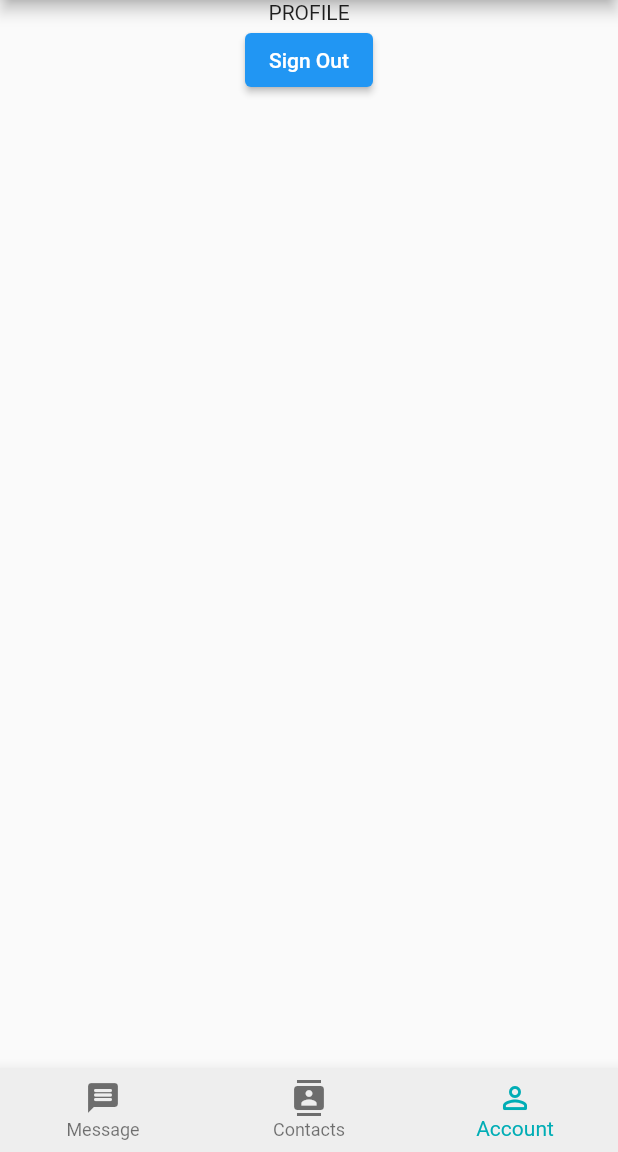
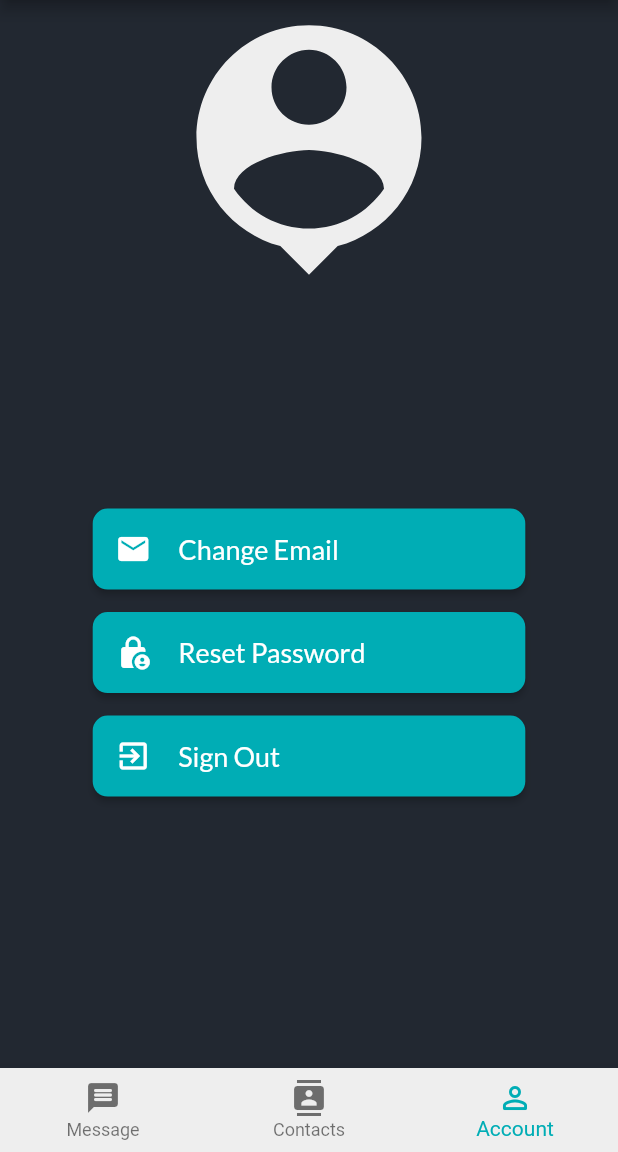
Before and after one commit to grantrona/mqttalk, a Flutter app: the screen it shows once a user with an empty profile is signed in, item 3 of the bottom bar chosen, on a phone screen of 412 x 824 dp, the part 84-1236 px from its top. Run offline on Flutter 3.47's test engine with Material 2 defaults, Android fonts, the phone set to English and light mode, and no system bars; our stand-ins replace cloud_firestore, firebase_auth, firebase_core, google_fonts; missing offline and left inert: mqtt_client; accounts and stored records are empty.

Commit message:
Layout of profile screen

```diff
--- a/lib/globals.dart
+++ b/lib/globals.dart
@@ -11,6 +11,7 @@ const double titleTextSizeDefault = 36;
 const Color colorLight = Color(0xffEEEEEE);
 const Color colorDark = Color(0xff222831);
 const Color colorHighlight = Color(0xff00ADB5);
+const Color colorMid = Color(0xff393E46);
 
 bool isLoggedin = false;
 
@@ -46,3 +47,25 @@ TextStyle buttonFontText = GoogleFonts.lato(
   fontWeight: FontWeight.w500,
   color: Colors.white,
 );
+
+TextStyle defaultUserHeader = GoogleFonts.lato(
+  fontSize: headTextSize,
+  fontWeight: FontWeight.w600,
+  color: colorLight,
+);
+
+ButtonStyle profileButton = ButtonStyle(
+    padding: MaterialStateProperty.all<EdgeInsets>(const EdgeInsets.all(15)),
+    backgroundColor: MaterialStateProperty.all(colorHighlight),
+    shape: MaterialStateProperty.all<RoundedRectangleBorder>(
+        RoundedRectangleBorder(
+      borderRadius: BorderRadius.circular(10.0),
+    )));
+
+ButtonStyle profileButtonSignOut = ButtonStyle(
+    padding: MaterialStateProperty.all<EdgeInsets>(const EdgeInsets.all(15)),
+    backgroundColor: MaterialStateProperty.all(colorHighlight),
+    shape: MaterialStateProperty.all<RoundedRectangleBorder>(
+        RoundedRectangleBorder(
+      borderRadius: BorderRadius.circular(10.0),
+    )));
--- a/lib/view/profile.dart
+++ b/lib/view/profile.dart
@@ -1,6 +1,7 @@
 import 'package:flutter/material.dart';
 import '../main.dart';
 import '../controller/auth.dart';
+import '../globals.dart' as globals;
 
 class Profile extends StatefulWidget {
   const Profile({super.key});
@@ -10,13 +11,115 @@ class Profile extends StatefulWidget {
 }
 
 class _ProfileState extends State<Profile> {
+  final user = Auth().user;
+
   @override
   Widget build(BuildContext context) {
+    if (user != null) {
+      return Scaffold(
+        backgroundColor: globals.colorDark,
+        body: Center(
+          child: Column(
+            children: [
+              Expanded(
+                flex: 10,
+                child: Column(
+                  children: [
+                    const Icon(
+                      Icons.person_pin,
+                      size: 200,
+                      color: globals.colorLight,
+                    ),
+                    Text(
+                      user!.email ?? 'loading...',
+                      style: globals.defaultUserHeader,
+                    ),
+                  ],
+                ),
+              ),
+              Expanded(
+                  flex: 11,
+                  child: Column(
+                    children: [
+                      Container(
+                        margin: const EdgeInsets.fromLTRB(0, 0, 0, 15),
+                        child: FractionallySizedBox(
+                          widthFactor: 0.7,
+                          child: ElevatedButton.icon(
+                              icon: const Icon(Icons.email),
+                              label: Align(
+                                  alignment: Alignment.centerLeft,
+                                  child: Container(
+                                      margin: const EdgeInsets.fromLTRB(10, 0, 0, 0),
+                                      child: Text(
+                                        'Change Email',
+                                        style: globals.buttonFontText,
+                                      ))),
+                              style: globals.profileButton,
+                              onPressed: () async {
+                                Auth().signOut();
+                                navigatorKey.currentState!
+                                    .popUntil((route) => route.isFirst);
+                              }),
+                        ),
+                      ),
+                      Container(
+                        margin: const EdgeInsets.fromLTRB(0, 0, 0, 15),
+                        child: FractionallySizedBox(
+                          widthFactor: 0.7,
+                          child: ElevatedButton.icon(
+                              icon: const Icon(Icons.lock_person),
+                              label: Align(
+                                  alignment: Alignment.centerLeft,
+                                  child: Container(
+                                      margin: const EdgeInsets.fromLTRB(10, 0, 0, 0),
+                                      child: Text(
+                                        'Reset Password',
+                                        style: globals.buttonFontText,
+                                      ))),
+                              style: globals.profileButton,
+                              onPressed: () async {
+                                Auth().signOut();
+                                navigatorKey.currentState!
+                                    .popUntil((route) => route.isFirst);
+                              }),
+                        ),
+                      ),
+                      Container(
+                        margin: const EdgeInsets.fromLTRB(0, 0, 0, 15),
+                        child: FractionallySizedBox(
+                          widthFactor: 0.7,
+                          child: ElevatedButton.icon(
+                              icon: const Icon(Icons.exit_to_app),
+                              label: Align(
+                                  alignment: Alignment.centerLeft,
+                                  child: Container(
+                                      margin: const EdgeInsets.fromLTRB(
+                                          10, 0, 0, 0),
+                                      child: Text(
+                                        'Sign Out',
+                                        style: globals.buttonFontText,
+                                      ))),
+                              style: globals.profileButton,
+                              onPressed: () async {
+                                Auth().signOut();
+                                navigatorKey.currentState!
+                                    .popUntil((route) => route.isFirst);
+                              }),
+                        ),
+                      ),
+                    ],
+                  )),
+            ],
+          ),
+        ),
+      );
+    }
     return Scaffold(
       body: Center(
         child: Column(
           children: [
-            const Text("PROFILE"),
+            const Text("Error! No user signed in!"),
             ElevatedButton(
                 child: const Text('Sign Out'),
                 onPressed: () async {
```
